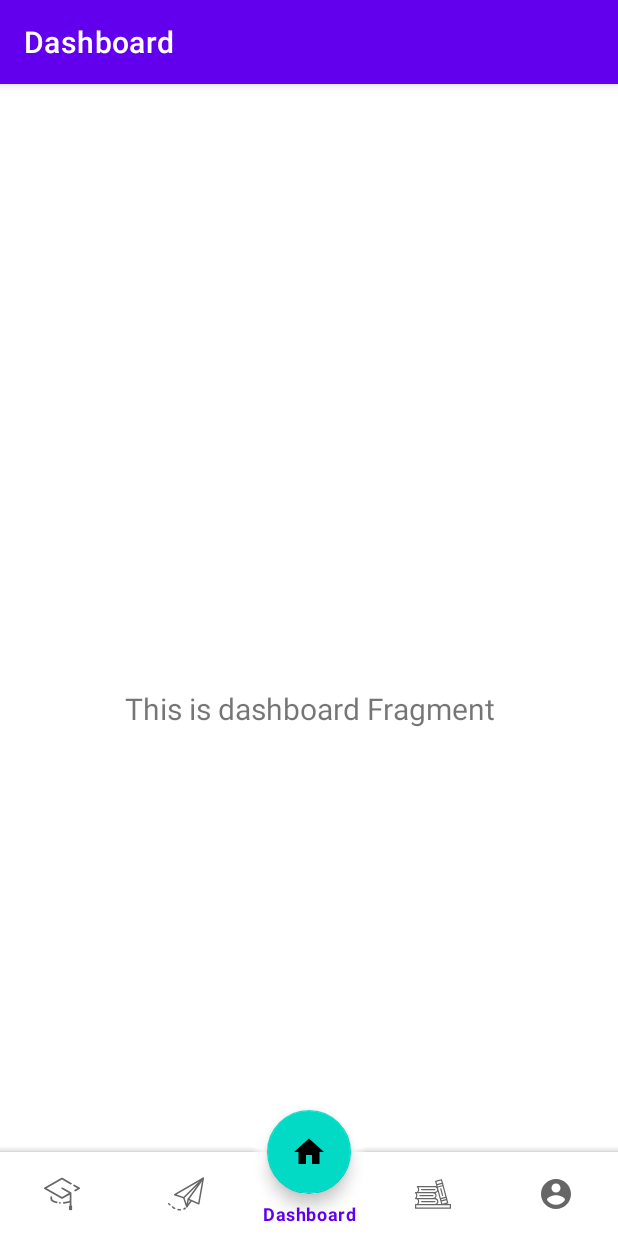
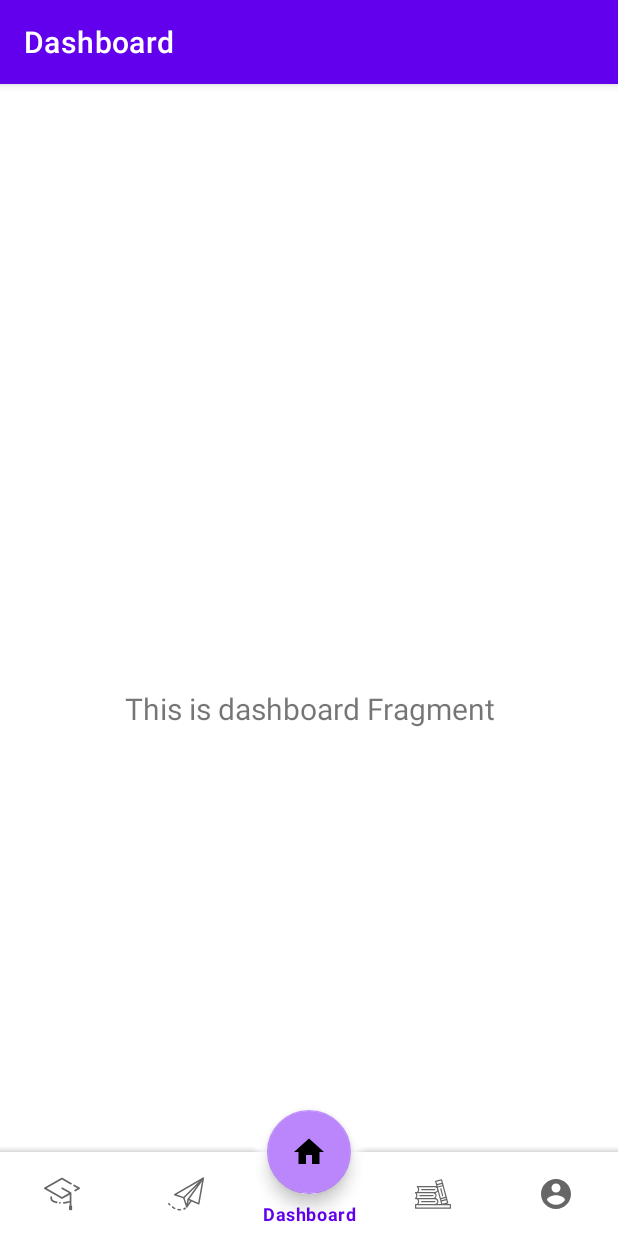
Before and after one commit to Bik-KrlvnOrg/SMS_APP, an Android app: the screen it shows after launch (StudentActivity), on a phone screen of 412 x 824 dp. Run offline under Robolectric (Android 15) with nearby library versions, the phone set to English and light mode, and no system bars; our stand-ins replace navigation-ui.

Commit message:
update theme colors

```diff
--- /dev/null
+++ b/core/src/main/res/values-night/colors.xml
@@ -0,0 +1,13 @@
+<?xml version="1.0" encoding="utf-8"?>
+<resources>
+    <color name="colorPrimary">#262626</color>
+    <color name="colorPrimaryDark">#030303</color>
+    <color name="colorAccent">#664B86</color>
+    <color name="colorError">#CF6679</color>
+
+    <color name="bottomNavTextColor">@color/textColorLight</color>
+    <color name="primaryTextColor">#ffffff</color>
+    <color name="primaryTextLightColor">#ffffff</color>
+    <color name="bgColor">#121212</color>
+    <color name="textColorLight">#ffffff</color>
+</resources>
--- a/core/src/main/res/values/colors.xml
+++ b/core/src/main/res/values/colors.xml
@@ -2,5 +2,12 @@
 <resources>
     <color name="colorPrimary">#6200EE</color>
     <color name="colorPrimaryDark">#3700B3</color>
-    <color name="colorAccent">#03DAC5</color>
+    <color name="colorAccent">#BB86FC</color>
+    <color name="colorError">#B00020</color>
+
+    <color name="primaryTextColor">#373737</color>
+    <color name="bottomNavTextColor">@color/colorPrimary</color>
+    <color name="primaryTextLightColor">#8e8e8e</color>
+    <color name="bgColor">#FFFFFF</color>
+    <color name="textColorLight">#ffffff</color>
 </resources>
--- a/core/src/main/res/values/styles.xml
+++ b/core/src/main/res/values/styles.xml
@@ -13,6 +13,9 @@
         <item name="windowActionBar">false</item>
         <item name="windowNoTitle">true</item>
         <item name="android:windowDrawsSystemBarBackgrounds">true</item>
+        <item name="android:textColor">@color/primaryTextColor</item>
     </style>
 
+
+
 </resources>
--- a/student/src/main/res/layout/activity_student.xml
+++ b/student/src/main/res/layout/activity_student.xml
@@ -26,6 +26,7 @@
                 android:id="@+id/nav_view"
                 android:layout_width="match_parent"
                 android:layout_height="wrap_content"
+                app:itemTextColor="@color/bottomNavTextColor"
                 app:menu="@menu/bottom_student_menu" />
         </com.google.android.material.bottomappbar.BottomAppBar>
 
@@ -35,7 +36,6 @@
             android:layout_width="wrap_content"
             android:layout_height="wrap_content"
             android:src="@drawable/ic_home_black_24dp"
-            android:tint="@android:color/white"
             app:layout_anchor="@id/bottomAppBar" />
 
         <fragment
```
